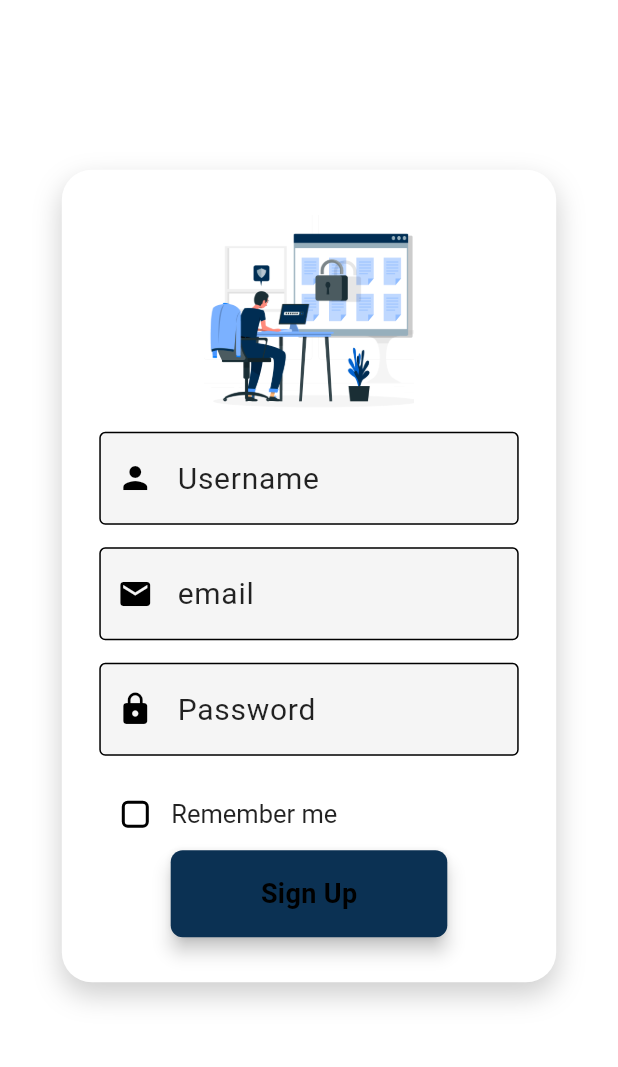
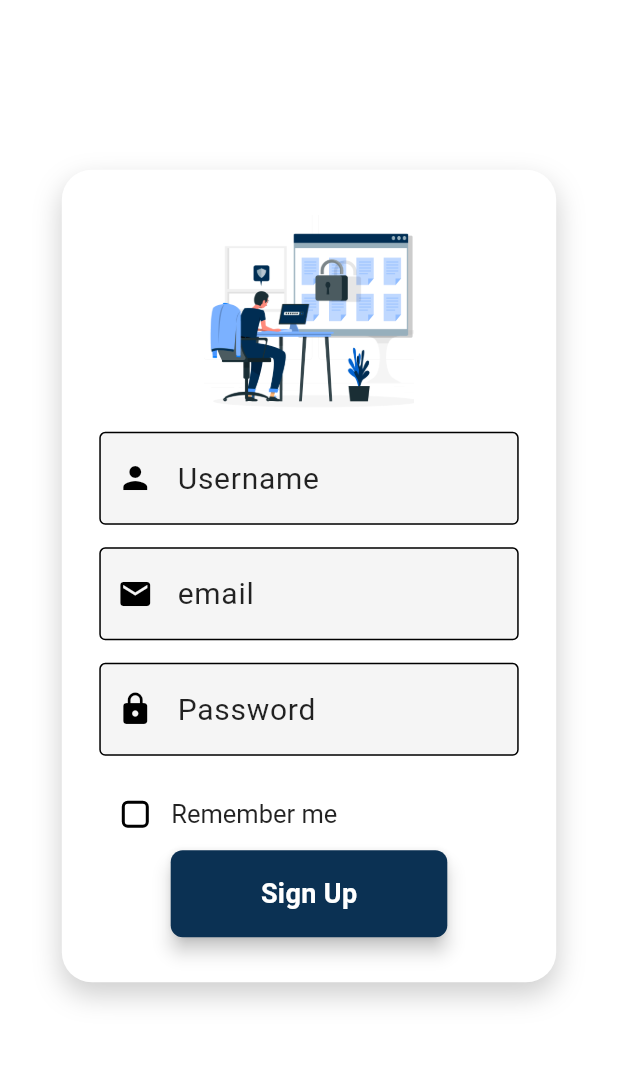
Before and after one commit to habeebandrew/folder_it, a Flutter app: the SignupScreen screen opened directly, on a phone screen of 412 x 824 dp, the part 84-1151 px from its top. Run offline on Flutter 3.47's test engine with Material 3 defaults, Android fonts, the phone set to English and light mode, and no system bars; our stand-ins replace badges, connectivity_plus, dartz, dotted_border, flutter_bloc, flutter_svg and 3 more; missing offline and left inert: dart:html, flutter_dropzone; accounts and stored records are empty; project files that could hold a hidden picture were left out.

Commit message:
color of text button

```diff
--- a/lib/features/User/presentation/widgets/login_form.dart
+++ b/lib/features/User/presentation/widgets/login_form.dart
@@ -193,7 +193,7 @@ class LoginForm extends StatelessWidget {
                               },
                               child: Text(
                                 'Sign In',
-                                style: Theme.of(context).textTheme.bodyMedium
+                                style: Theme.of(context).textTheme.bodyMedium!.apply(color:Colors.white)
                               ),
                             ),
                     ),
--- a/lib/features/User/presentation/widgets/signup_form.dart
+++ b/lib/features/User/presentation/widgets/signup_form.dart
@@ -188,7 +188,7 @@ class SignUpForm extends StatelessWidget {
                               },
                               child:  Text(
                                 'Sign Up',
-                                style:Theme.of(context).textTheme.bodyMedium
+                                style:Theme.of(context).textTheme.bodyMedium!.apply(color:Colors.white)
                                 )
                               ),
                             ),
```
